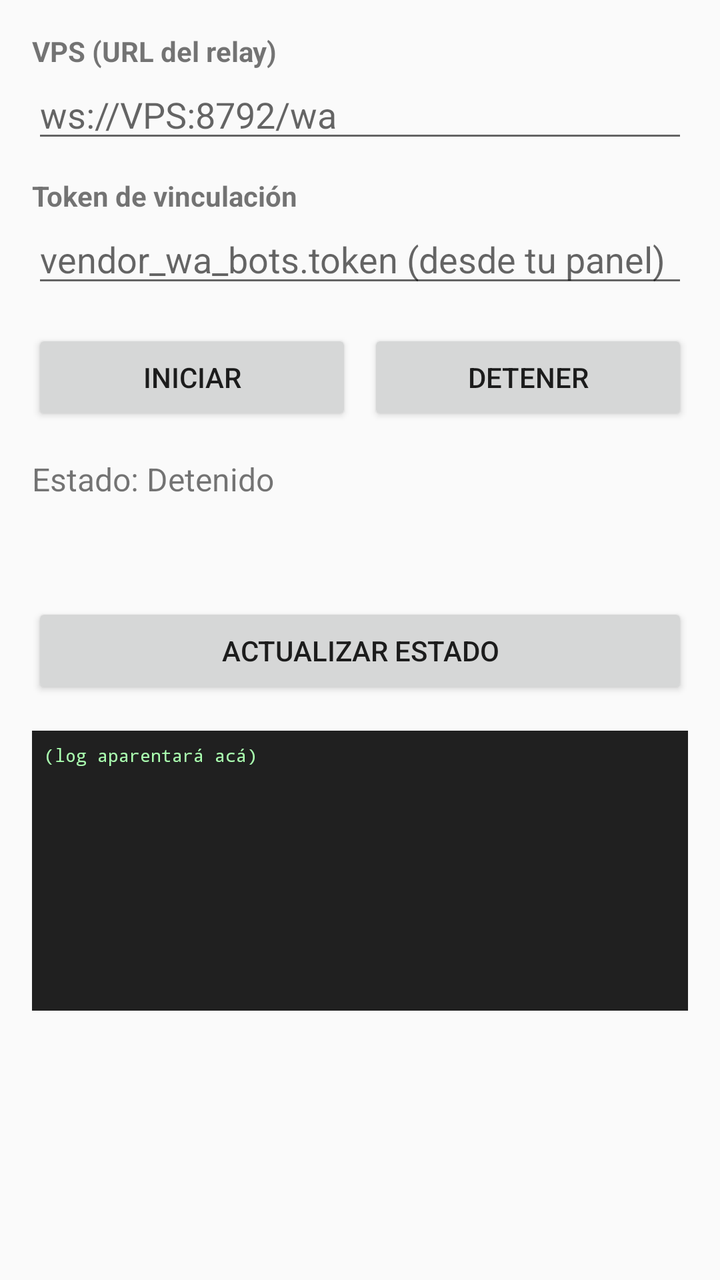
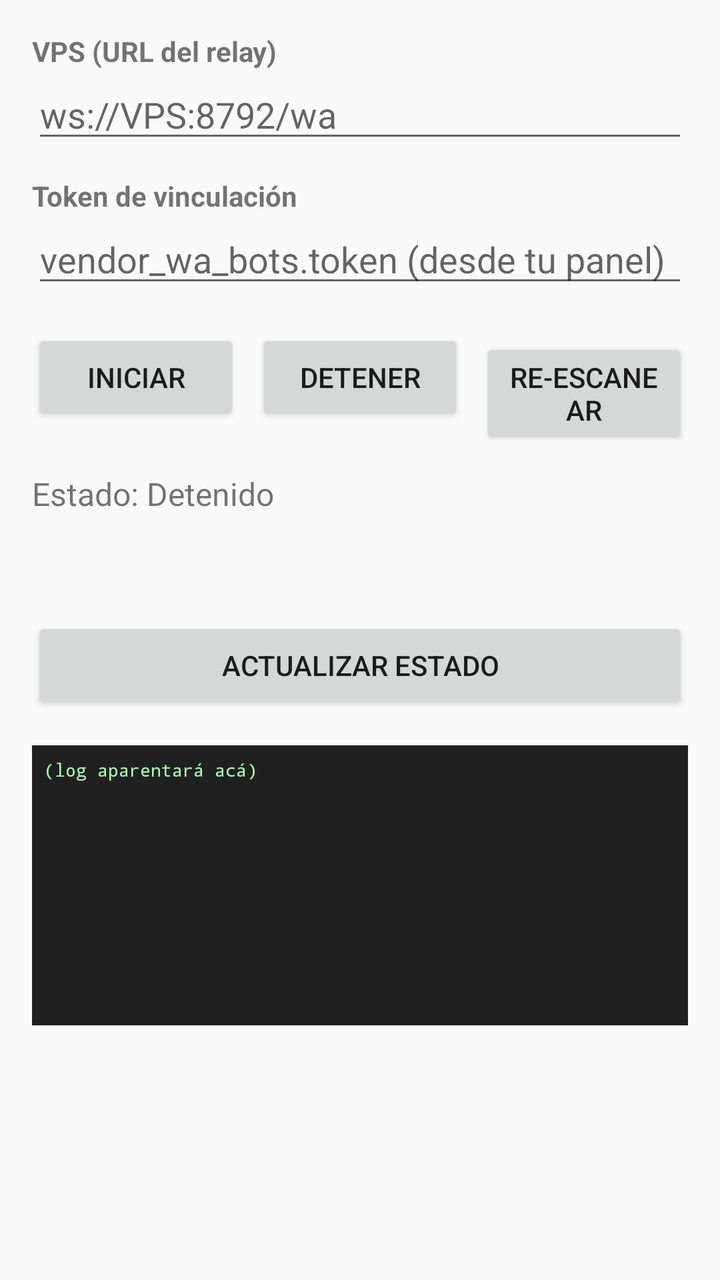

An Android layout rendered at two revisions. The XML below is the earlier revision; the diff shows what the commit changed to produce the second picture.
<!-- AndroidManifest.xml: application theme Theme.PortalWaL.link -->
<!-- res/layout/activity_main.xml -->
<?xml version="1.0" encoding="utf-8"?>
<LinearLayout xmlns:android="http://schemas.android.com/apk/res/android"
    android:orientation="vertical"
    android:padding="16dp"
    android:layout_width="match_parent"
    android:layout_height="match_parent">

    <TextView
        android:layout_width="wrap_content"
        android:layout_height="wrap_content"
        android:text="VPS (URL del relay)"
        android:textStyle="bold" />

    <EditText
        android:id="@+id/vpsUrl"
        android:layout_width="match_parent"
        android:layout_height="wrap_content"
        android:hint="ws://VPS:8792/wa"
        android:inputType="textUri" />

    <TextView
        android:layout_width="wrap_content"
        android:layout_height="wrap_content"
        android:layout_marginTop="12dp"
        android:text="Token de vinculación"
        android:textStyle="bold" />

    <EditText
        android:id="@+id/token"
        android:layout_width="match_parent"
        android:layout_height="wrap_content"
        android:hint="vendor_wa_bots.token (desde tu panel)"
        android:inputType="text" />

    <LinearLayout
        android:orientation="horizontal"
        android:layout_width="match_parent"
        android:layout_height="wrap_content"
        android:layout_marginTop="16dp">

        <Button
            android:id="@+id/start"
            android:layout_width="0dp"
            android:layout_weight="1"
            android:layout_height="wrap_content"
            android:text="Iniciar" />

        <Button
            android:id="@+id/stop"
            android:layout_width="0dp"
            android:layout_weight="1"
            android:layout_height="wrap_content"
            android:layout_marginStart="8dp"
            android:text="Detener" />
    </LinearLayout>

    <TextView
        android:id="@+id/status"
        android:layout_width="match_parent"
        android:layout_height="wrap_content"
        android:layout_marginTop="16dp"
        android:text="Estado: Detenido"
        android:textSize="16sp" />

    <TextView
        android:id="@+id/pairing"
        android:layout_width="match_parent"
        android:layout_height="wrap_content"
        android:layout_marginTop="8dp"
        android:text=""
        android:textSize="20sp"
        android:textStyle="bold" />

    <Button
        android:id="@+id/refresh"
        android:layout_width="match_parent"
        android:layout_height="wrap_content"
        android:layout_marginTop="16dp"
        android:text="Actualizar estado" />

    
    <ScrollView
        android:layout_width="match_parent"
        android:layout_height="140dp"
        android:layout_marginTop="16dp"
        android:background="#202020"
        android:padding="6dp">

        <TextView
            android:id="@+id/logView"
            android:layout_width="match_parent"
            android:layout_height="wrap_content"
            android:textColor="#AAFFB0"
            android:textSize="9sp"
            android:typeface="monospace"
            android:text="(log aparentará acá)" />
    </ScrollView>

    
    <ImageView
        android:id="@+id/qrImage"
        android:layout_width="280dp"
        android:layout_height="280dp"
        android:layout_gravity="center_horizontal"
        android:layout_marginTop="16dp"
        android:layout_marginBottom="16dp"
        android:visibility="gone"
        android:scaleType="fitCenter"
        android:adjustViewBounds="true" />
</LinearLayout>
<!-- resources referenced by this layout -->
<resources>
  <style name="Theme.PortalWaL.link" parent="Theme.AppCompat.Light.DarkActionBar" />
</resources>

<!-- the commit's change to res/layout/activity_main.xml (unified diff, before → after) -->
@@ -52,6 +52,14 @@
             android:layout_height="wrap_content"
             android:layout_marginStart="8dp"
             android:text="Detener" />
+
+        <Button
+            android:id="@+id/reset"
+            android:layout_width="0dp"
+            android:layout_weight="1"
+            android:layout_height="wrap_content"
+            android:layout_marginStart="8dp"
+            android:text="Re-escanear" />
     </LinearLayout>
 
     <TextView
